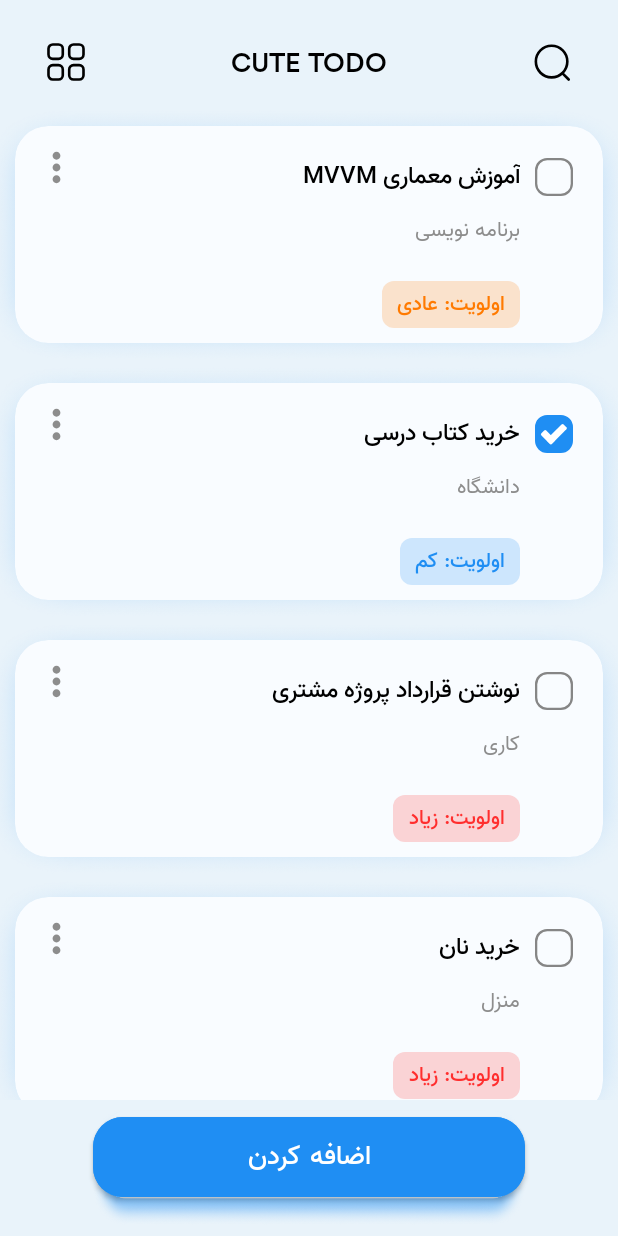
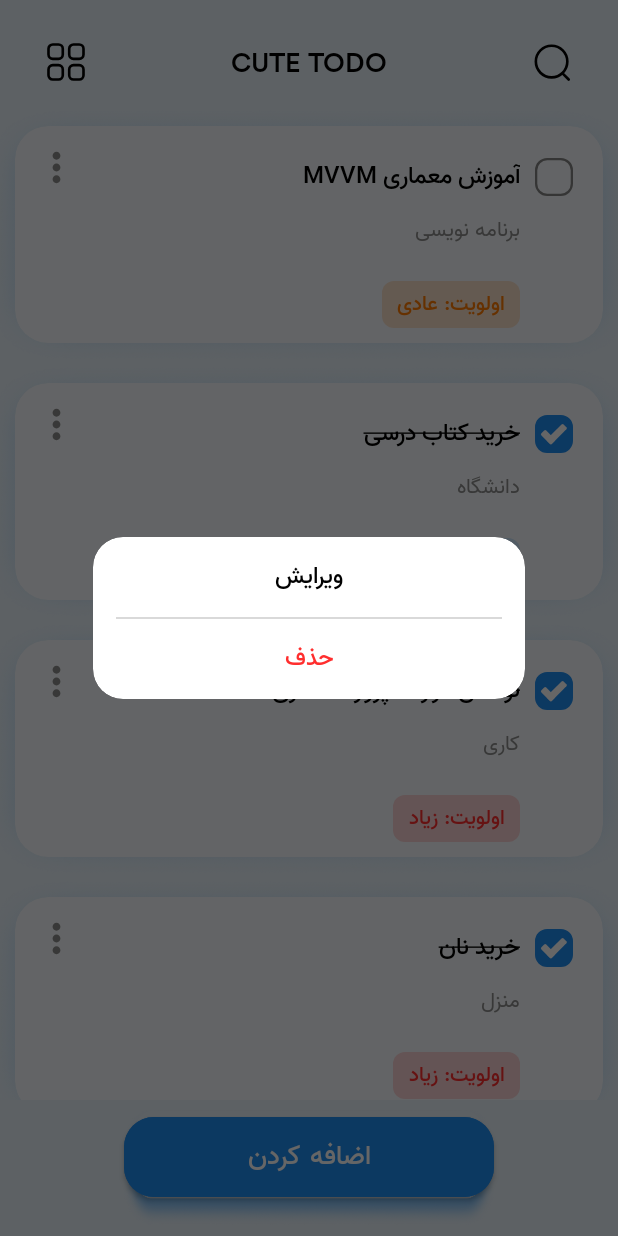
Before and after one commit to Hamidreza-mj/CuteTodo, an Android app: the screen it shows after launch (MainActivity), after a tap on "بیشتر", on a phone screen of 412 x 824 dp. Run offline under Robolectric (Android 15) with nearby library versions, the phone set to English and light mode, and no system bars.

Commit message:
MoreDialog added, improve ui

```diff
--- a/app/src/main/java/model/Todo.java
+++ b/app/src/main/java/model/Todo.java
@@ -57,7 +57,7 @@ public class Todo {
         LOW, NORMAL, HIGH
     }
 
-    @Override
+/*    @Override
     public boolean equals(Object o) {
         if (this == o) return true;
         if (!(o instanceof Todo)) return false;
@@ -68,6 +68,6 @@ public class Todo {
     @Override
     public int hashCode() {
         return Objects.hash(id);
-    }
+    }*/
 
 }
--- a/app/src/main/java/ui/adapter/TodoAdapter.java
+++ b/app/src/main/java/ui/adapter/TodoAdapter.java
@@ -1,9 +1,11 @@
 package ui.adapter;
 
 import android.content.Context;
+import android.graphics.Paint;
 import android.view.LayoutInflater;
 import android.view.View;
 import android.view.ViewGroup;
+import android.widget.CompoundButton;
 import android.widget.TextView;
 
 import androidx.annotation.NonNull;
@@ -17,14 +19,22 @@ import java.util.Objects;
 
 import hlv.cute.todo.databinding.ItemTodoBinding;
 import model.Todo;
+import ui.adapter.event.OnCheckChangedListener;
+import ui.adapter.event.OnClickMenuListener;
+import utils.TextHelper;
 
 public class TodoAdapter extends RecyclerView.Adapter<TodoAdapter.ViewHolder> {
 
     private final Context context;
     private final AsyncListDiffer<Todo> differ;
 
-    public TodoAdapter(Context context) {
+    private OnCheckChangedListener onCheckChangedListener;
+    private OnClickMenuListener onClickMenuListener;
+
+    public TodoAdapter(Context context, OnCheckChangedListener onCheckChangedListener, OnClickMenuListener onClickMenuListener) {
         this.context = context;
+        this.onCheckChangedListener = onCheckChangedListener;
+        this.onClickMenuListener = onClickMenuListener;
 
         DiffUtil.ItemCallback<Todo> diffCallback = new DiffUtil.ItemCallback<Todo>() {
             @Override
@@ -50,7 +60,7 @@ public class TodoAdapter extends RecyclerView.Adapter<TodoAdapter.ViewHolder> {
 
     @Override
     public void onBindViewHolder(@NonNull ViewHolder holder, int position) {
-        holder.bind(differ.getCurrentList().get(position));
+        holder.bind(differ.getCurrentList().get(position), onCheckChangedListener, onClickMenuListener);
     }
 
     @Override
@@ -58,7 +68,7 @@ public class TodoAdapter extends RecyclerView.Adapter<TodoAdapter.ViewHolder> {
         return differ.getCurrentList().size();
     }
 
-    static class ViewHolder extends RecyclerView.ViewHolder {
+    class ViewHolder extends RecyclerView.ViewHolder {
 
         private final AppCompatCheckBox checkBox;
         private final AppCompatImageView imgMenu;
@@ -78,11 +88,16 @@ public class TodoAdapter extends RecyclerView.Adapter<TodoAdapter.ViewHolder> {
             txtHigh = binding.txtHighPriority;
         }
 
-        private void bind(Todo todo) {
+        private void bind(Todo todo, OnCheckChangedListener onCheckChangedListener, OnClickMenuListener onClickMenuListener) {
             checkBox.setChecked(todo.isDone());
             checkBox.setText(todo.getTitle());
-            imgMenu.setOnClickListener(view -> {
+            checkBox.setOnCheckedChangeListener((compoundButton, b) -> {
+                onCheckChangedListener.onChange(todo);
             });
+
+            TextHelper.configLineThrough(checkBox, todo.isDone());
+
+            imgMenu.setOnClickListener(view -> onClickMenuListener.onClick(todo));
             txtCategory.setText(todo.getCategory());
 
             switch (todo.getPriority()) {
--- /dev/null
+++ b/app/src/main/java/ui/adapter/event/OnCheckChangedListener.java
@@ -0,0 +1,7 @@
+package ui.adapter.event;
+
+import model.Todo;
+
+public interface OnCheckChangedListener {
+    void onChange(Todo todo);
+}
--- /dev/null
+++ b/app/src/main/java/ui/adapter/event/OnClickMenuListener.java
@@ -0,0 +1,7 @@
+package ui.adapter.event;
+
+import model.Todo;
+
+public interface OnClickMenuListener {
+    void onClick(Todo todo);
+}
--- /dev/null
+++ b/app/src/main/java/ui/dialog/MoreDialog.java
@@ -0,0 +1,42 @@
+package ui.dialog;
+
+import android.app.AlertDialog;
+import android.content.Context;
+import android.view.LayoutInflater;
+import android.view.View;
+
+import hlv.cute.todo.R;
+
+public class MoreDialog {
+
+    private AlertDialog dialog;
+
+    public MoreDialog(Context context, boolean cancelable) {
+        AlertDialog.Builder builder = new AlertDialog.Builder(context, R.style.TranslucentDialog);
+        builder.setCancelable(cancelable);
+        View view = LayoutInflater.from(context).inflate(R.layout.dialog_more, null, false);
+        builder.setView(view);
+
+        if (dialog == null)
+            dialog = builder.create();
+    }
+
+    public MoreDialog(Context context) {
+        this(context, true);
+    }
+
+
+    public MoreDialog dismiss() {
+        if (dialog != null)
+            dialog.dismiss();
+
+        return this;
+    }
+
+    public void show() {
+        if (dialog != null)
+            dialog.show();
+
+    }
+
+}
--- a/app/src/main/java/ui/fragment/HomeFragment.java
+++ b/app/src/main/java/ui/fragment/HomeFragment.java
@@ -22,6 +22,8 @@ import hlv.cute.todo.R;
 import hlv.cute.todo.databinding.FragmentHomeBinding;
 import model.Todo;
 import ui.adapter.TodoAdapter;
+import ui.adapter.event.OnCheckChangedListener;
+import ui.dialog.MoreDialog;
 import utils.Tags;
 
 public class HomeFragment extends BaseFragment {
@@ -75,7 +77,15 @@ public class HomeFragment extends BaseFragment {
         if (getActivity() == null)
             return;
 
-        adapter = new TodoAdapter(getActivity());
+        adapter = new TodoAdapter(getActivity(),
+                todo -> {
+
+                },
+                todo -> {
+                    MoreDialog moreDialog = new MoreDialog(getActivity());
+                    moreDialog.show();
+                }
+        );
 
         LinearLayoutManager layoutManager = new LinearLayoutManager(getActivity());
         rvTodo.setLayoutManager(layoutManager);
@@ -102,14 +112,14 @@ public class HomeFragment extends BaseFragment {
         todo3.setTitle("نوشتن قرارداد پروژه مشتری");
         todo3.setCategory("کاری");
         todo3.setPriority(Todo.Priority.HIGH);
-        todo3.setDone(false);
+        todo3.setDone(true);
 
         Todo todo4 = new Todo();
         todo4.setId(4);
         todo4.setTitle("خرید نان");
         todo4.setCategory("منزل");
         todo4.setPriority(Todo.Priority.HIGH);
-        todo4.setDone(false);
+        todo4.setDone(true);
 
         Todo todo5 = new Todo();
         todo5.setId(5);
--- a/app/src/main/java/utils/TextHelper.java
+++ b/app/src/main/java/utils/TextHelper.java
@@ -6,8 +6,11 @@ import android.widget.TextView;
 
 public class TextHelper {
 
-    public static void lineThrough(TextView textView) {
-        textView.setPaintFlags(textView.getPaintFlags() | Paint.STRIKE_THRU_TEXT_FLAG);
+    public static void configLineThrough(TextView textView, boolean addLine) {
+        if (addLine)
+            textView.setPaintFlags(textView.getPaintFlags() | Paint.STRIKE_THRU_TEXT_FLAG);
+        else
+            textView.setPaintFlags(textView.getPaintFlags());
     }
 
 }
--- /dev/null
+++ b/app/src/main/res/layout/dialog_more.xml
@@ -0,0 +1,89 @@
+<?xml version="1.0" encoding="utf-8"?>
+<androidx.constraintlayout.widget.ConstraintLayout xmlns:android="http://schemas.android.com/apk/res/android"
+    xmlns:app="http://schemas.android.com/apk/res-auto"
+    xmlns:tools="http://schemas.android.com/tools"
+    android:layout_width="match_parent"
+    android:layout_height="match_parent">
+
+    <androidx.constraintlayout.widget.Guideline
+        android:id="@+id/guidelineVL"
+        android:layout_width="wrap_content"
+        android:layout_height="wrap_content"
+        android:orientation="vertical"
+        app:layout_constraintGuide_percent="0.15" />
+
+    <androidx.constraintlayout.widget.Guideline
+        android:id="@+id/guidelineVR"
+        android:layout_width="wrap_content"
+        android:layout_height="wrap_content"
+        android:orientation="vertical"
+        app:layout_constraintGuide_percent="0.85" />
+
+    <androidx.cardview.widget.CardView
+        android:layout_width="0dp"
+        android:layout_height="wrap_content"
+        app:cardBackgroundColor="@color/white"
+        app:cardCornerRadius="20dp"
+        app:cardElevation="0dp"
+        app:layout_constraintBottom_toBottomOf="parent"
+        app:layout_constraintEnd_toEndOf="@id/guidelineVR"
+        app:layout_constraintStart_toStartOf="@id/guidelineVL"
+        app:layout_constraintTop_toTopOf="parent">
+
+        <androidx.constraintlayout.widget.ConstraintLayout
+            android:layout_width="match_parent"
+            android:layout_height="match_parent">
+
+            <TextView
+                android:id="@+id/txtEdit"
+                style="@style/TextNormalMD16"
+                android:layout_width="match_parent"
+                android:layout_height="match_parent"
+                android:background="?attr/selectableItemBackground"
+                android:clickable="true"
+                android:focusable="true"
+                android:gravity="center"
+                android:padding="13dp"
+                android:text="@string/edit"
+                android:textColor="@color/black"
+                app:layout_constraintBottom_toTopOf="@id/line"
+                app:layout_constraintEnd_toEndOf="parent"
+                app:layout_constraintStart_toStartOf="parent"
+                app:layout_constraintTop_toTopOf="parent" />
+
+            <View
+                android:id="@+id/line"
+                android:layout_width="0dp"
+                android:layout_height="1dp"
+                android:layout_marginHorizontal="15dp"
+                android:layout_marginVertical="0dp"
+                android:background="@color/line_color"
+                app:layout_constraintBottom_toTopOf="@id/txtDelete"
+                app:layout_constraintEnd_toEndOf="parent"
+                app:layout_constraintStart_toStartOf="parent"
+                app:layout_constraintTop_toBottomOf="@id/txtEdit" />
+
+            <TextView
+                android:id="@+id/txtDelete"
+                style="@style/TextNormalMD16"
+                android:layout_width="match_parent"
+                android:layout_height="match_parent"
+                android:background="?attr/selectableItemBackground"
+                android:clickable="true"
+                android:focusable="true"
+                android:gravity="center"
+                android:padding="13dp"
+                android:text="@string/delete"
+                android:textColor="@color/red"
+                app:layout_constraintBottom_toBottomOf="parent"
+                app:layout_constraintEnd_toEndOf="parent"
+                app:layout_constraintStart_toStartOf="parent"
+                app:layout_constraintTop_toBottomOf="@id/line"
+                tools:ignore="TextContrastCheck" />
+
+
+        </androidx.constraintlayout.widget.ConstraintLayout>
+
+    </androidx.cardview.widget.CardView>
+
+</androidx.constraintlayout.widget.ConstraintLayout>
--- a/app/src/main/res/layout/fragment_home.xml
+++ b/app/src/main/res/layout/fragment_home.xml
@@ -1,9 +1,9 @@
 <?xml version="1.0" encoding="utf-8"?>
 <androidx.constraintlayout.widget.ConstraintLayout xmlns:android="http://schemas.android.com/apk/res/android"
     xmlns:app="http://schemas.android.com/apk/res-auto"
+    xmlns:tools="http://schemas.android.com/tools"
     android:layout_width="match_parent"
     android:layout_height="match_parent"
-    xmlns:tools="http://schemas.android.com/tools"
     android:background="@color/whiteBlue">
 
     <TextView
@@ -36,10 +36,10 @@
         android:id="@+id/aImgSearch"
         android:layout_width="48dp"
         android:layout_height="48dp"
+        android:layout_marginEnd="20dp"
         android:background="?attr/selectableItemBackgroundBorderless"
         android:clickable="true"
         android:contentDescription="@string/search"
-        android:layout_marginEnd="20dp"
         android:focusable="true"
         android:padding="10dp"
         app:layout_constraintBottom_toBottomOf="@id/txtTitle"
@@ -51,28 +51,28 @@
         android:id="@+id/rvTodo"
         android:layout_width="0dp"
         android:layout_height="0dp"
+        android:layout_marginVertical="5dp"
         android:orientation="vertical"
         app:layoutManager="androidx.recyclerview.widget.LinearLayoutManager"
-        tools:listitem="@layout/item_todo"
-        android:layout_marginVertical="5dp"
         app:layout_constraintBottom_toTopOf="@id/shadow"
         app:layout_constraintEnd_toEndOf="parent"
         app:layout_constraintStart_toStartOf="parent"
-        app:layout_constraintTop_toBottomOf="@id/aImgSearch" />
+        app:layout_constraintTop_toBottomOf="@id/aImgSearch"
+        tools:listitem="@layout/item_todo" />
 
     <androidx.constraintlayout.widget.Guideline
-        android:id="@+id/guidelineV15"
+        android:id="@+id/guidelineV2"
         android:layout_width="wrap_content"
         android:layout_height="wrap_content"
         android:orientation="vertical"
-        app:layout_constraintGuide_percent="0.15" />
+        app:layout_constraintGuide_percent="0.2" />
 
     <androidx.constraintlayout.widget.Guideline
-        android:id="@+id/guidelineV85"
+        android:id="@+id/guidelineV8"
         android:layout_width="wrap_content"
         android:layout_height="wrap_content"
         android:orientation="vertical"
-        app:layout_constraintGuide_percent="0.85" />
+        app:layout_constraintGuide_percent="0.8" />
 
     <View
         android:id="@+id/shadow"
@@ -92,8 +92,8 @@
         android:layout_marginBottom="@dimen/mb_button"
         android:text="@string/add"
         app:layout_constraintBottom_toBottomOf="parent"
-        app:layout_constraintEnd_toEndOf="@id/guidelineV85"
-        app:layout_constraintStart_toStartOf="@id/guidelineV15"
+        app:layout_constraintEnd_toEndOf="@id/guidelineV8"
+        app:layout_constraintStart_toStartOf="@id/guidelineV2"
         tools:ignore="TextContrastCheck" />
 
 
--- a/app/src/main/res/layout/item_todo.xml
+++ b/app/src/main/res/layout/item_todo.xml
@@ -24,7 +24,7 @@
         android:layout_height="wrap_content"
         android:layout_marginHorizontal="10dp"
         android:layout_marginVertical="10dp"
-        app:cardBackgroundColor="#F9FCFF"
+        app:cardBackgroundColor="@color/card_color"
         app:cardCornerRadius="22dp"
         app:cardElevation="0dp"
         app:layout_constraintBottom_toBottomOf="parent"
--- a/app/src/main/res/values/colors.xml
+++ b/app/src/main/res/values/colors.xml
@@ -22,5 +22,7 @@
     <!-- for unfocused TextInputLayout stroke color -->
     <color name="mtrl_textinput_default_box_stroke_color">#8d8d8d</color>
     <color name="toastColor">#F5040A15</color>
+    <color name="card_color">#F9FCFF</color>
+    <color name="line_color">#5C979797</color>
 
 </resources>
--- a/app/src/main/res/values/styles.xml
+++ b/app/src/main/res/values/styles.xml
@@ -156,4 +156,12 @@
         <item name="android:textColorHint">@color/gray</item>
         <item name="android:fontFamily">@font/vazir_medium</item>
     </style>
+
+    <!-- Custom Dialog Style-->
+    <style name="TranslucentDialog" parent="Theme.MaterialComponents.Dialog.Alert">
+        <item name="android:windowBackground">@android:color/transparent</item>
+        <item name="android:windowMinWidthMajor">100%</item>
+        <item name="android:windowMinWidthMinor">100%</item>
+    </style>
+
 </resources>
```
